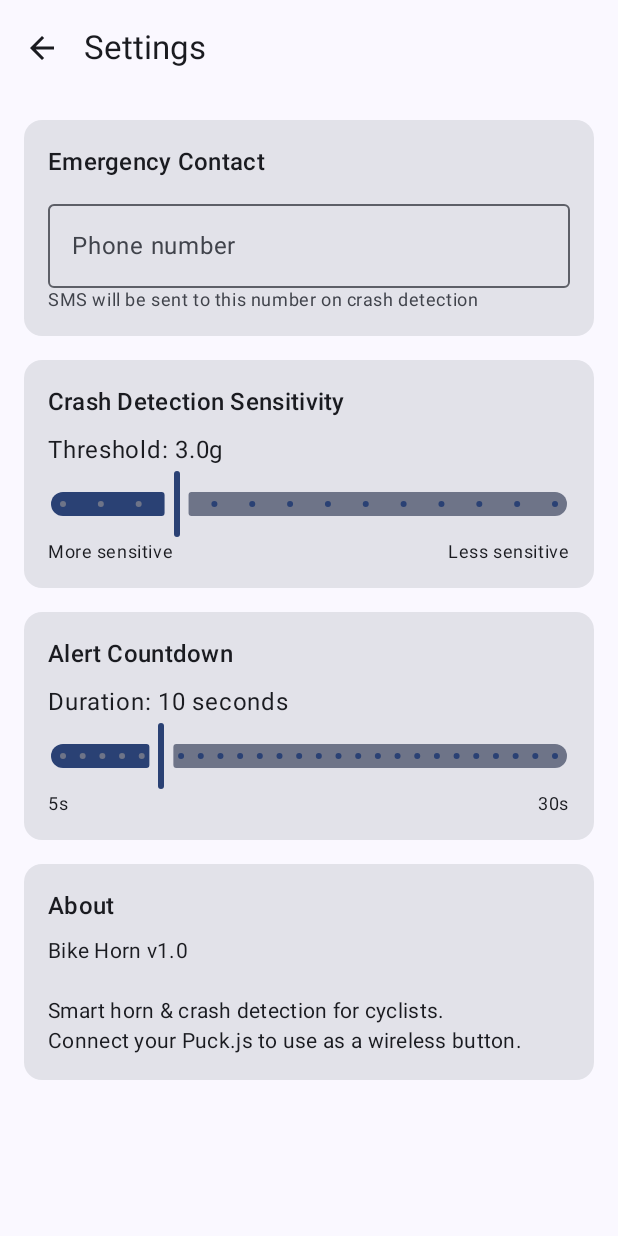
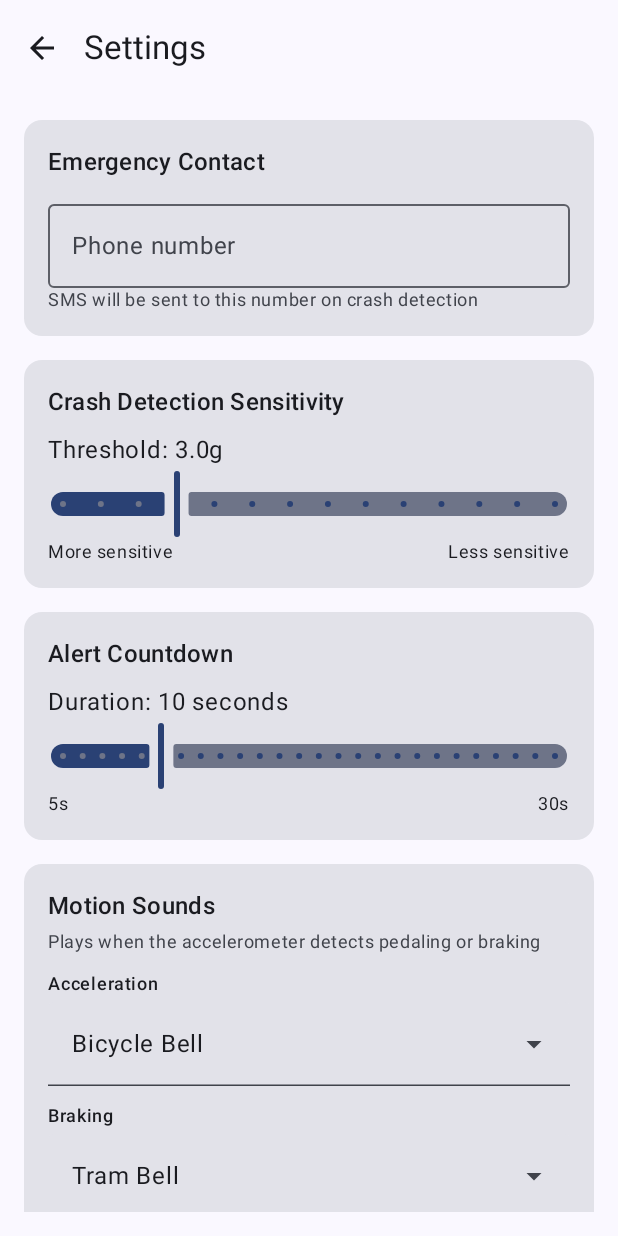
Before and after one commit to Jaroslav-dev/puck-js-bike-horn, an Android app built with Jetpack Compose: the screen it shows after launch (MainActivity), after a tap on "Settings", on a phone screen of 412 x 824 dp. Run offline under Robolectric (Android 15) with nearby library versions, the phone set to English and light mode, and no system bars; pictures from the network do not load; 2 statements that could not run were skipped.

Commit message:
Replace time-based press patterns with tap-count system and add motion sounds
Button patterns are now 1 tap, 2 taps, 3 taps, and long press (2s hold),
replacing the old short/long/very-long/repeated scheme. Tap counts are faster
to trigger in urgent situations on a bike. Also adds acceleration/braking sound
detection for Puck.js v2 (guarded so firmware works on v1 too), fixes the
invalid 12.5Hz accelerometer rate to 10Hz, and adds motion sound settings in
the Android app.

Co-Authored-By: Claude Sonnet 4.6 <noreply@anthropic.com>

```diff
--- a/android/app/src/main/java/com/bikehorn/app/data/PreferencesRepo.kt
+++ b/android/app/src/main/java/com/bikehorn/app/data/PreferencesRepo.kt
@@ -19,6 +19,9 @@ class PreferencesRepo(private val context: Context) {
         val EMERGENCY_CONTACT = stringPreferencesKey("emergency_contact")
         val CRASH_THRESHOLD = floatPreferencesKey("crash_threshold")
         val COUNTDOWN_DURATION = intPreferencesKey("countdown_duration")
+        // Motion detection sound assignments
+        val ACCELERATION_SOUND = intPreferencesKey("acceleration_sound")
+        val BRAKING_SOUND = intPreferencesKey("braking_sound")
         fun assignmentKey(pattern: ButtonPattern) =
             intPreferencesKey("assign_${pattern.name}")
     }
@@ -34,6 +37,8 @@ class PreferencesRepo(private val context: Context) {
             emergencyContact = prefs[Keys.EMERGENCY_CONTACT] ?: "",
             crashThreshold = prefs[Keys.CRASH_THRESHOLD] ?: 3.0f,
             countdownDuration = prefs[Keys.COUNTDOWN_DURATION] ?: 10,
+            accelerationSoundId = prefs[Keys.ACCELERATION_SOUND] ?: 1,
+            brakingSoundId = prefs[Keys.BRAKING_SOUND] ?: 2,
         )
     }
 
@@ -60,4 +65,16 @@ class PreferencesRepo(private val context: Context) {
             prefs[Keys.COUNTDOWN_DURATION] = seconds
         }
     }
+
+    suspend fun setAccelerationSound(soundId: Int) {
+        context.dataStore.edit { prefs ->
+            prefs[Keys.ACCELERATION_SOUND] = soundId
+        }
+    }
+
+    suspend fun setBrakingSound(soundId: Int) {
+        context.dataStore.edit { prefs ->
+            prefs[Keys.BRAKING_SOUND] = soundId
+        }
+    }
 }
--- a/android/app/src/main/java/com/bikehorn/app/data/models.kt
+++ b/android/app/src/main/java/com/bikehorn/app/data/models.kt
@@ -3,17 +3,17 @@ package com.bikehorn.app.data
 import com.bikehorn.app.R
 
 enum class ButtonPattern(val label: String) {
-    SHORT_PRESS("Short Press"),
-    LONG_PRESS("Long Press"),
-    VERY_LONG_PRESS("Very Long Press"),
-    REPEATED_PRESS("Repeated Press");
+    SINGLE_PRESS("1 Tap"),
+    DOUBLE_PRESS("2 Taps"),
+    TRIPLE_PRESS("3 Taps"),
+    LONG_PRESS("Long Press (2s)");
 
     companion object {
         fun fromEventType(type: String): ButtonPattern? = when (type) {
-            "short_press" -> SHORT_PRESS
+            "single_press" -> SINGLE_PRESS
+            "double_press" -> DOUBLE_PRESS
+            "triple_press" -> TRIPLE_PRESS
             "long_press" -> LONG_PRESS
-            "very_long_press" -> VERY_LONG_PRESS
-            "repeated_press" -> REPEATED_PRESS
             else -> null
         }
     }
@@ -39,12 +39,15 @@ data class SoundAssignment(
 
 data class AppSettings(
     val assignments: Map<ButtonPattern, Int> = mapOf(
-        ButtonPattern.SHORT_PRESS to 1,
-        ButtonPattern.LONG_PRESS to 2,
-        ButtonPattern.VERY_LONG_PRESS to 3,
-        ButtonPattern.REPEATED_PRESS to 3,
+        ButtonPattern.SINGLE_PRESS to 1,
+        ButtonPattern.DOUBLE_PRESS to 2,
+        ButtonPattern.TRIPLE_PRESS to 3,
+        ButtonPattern.LONG_PRESS to 4,
     ),
     val emergencyContact: String = "",
     val crashThreshold: Float = 3.0f,
     val countdownDuration: Int = 10,
+    // Sounds played when the accelerometer detects forward acceleration or braking
+    val accelerationSoundId: Int = 1,  // default: Bicycle Bell
+    val brakingSoundId: Int = 2,       // default: Tram Bell
 )
--- a/android/app/src/main/java/com/bikehorn/app/navigation/NavGraph.kt
+++ b/android/app/src/main/java/com/bikehorn/app/navigation/NavGraph.kt
@@ -64,6 +64,8 @@ fun NavGraph(
                 onEmergencyContactChange = viewModel::setEmergencyContact,
                 onCrashThresholdChange = viewModel::setCrashThreshold,
                 onCountdownDurationChange = viewModel::setCountdownDuration,
+                onAccelerationSoundChange = viewModel::setAccelerationSound,
+                onBrakingSoundChange = viewModel::setBrakingSound,
                 onBack = { navController.popBackStack() },
             )
         }
--- a/android/app/src/main/java/com/bikehorn/app/ui/screens/SettingsScreen.kt
+++ b/android/app/src/main/java/com/bikehorn/app/ui/screens/SettingsScreen.kt
@@ -14,7 +14,10 @@ import androidx.compose.foundation.verticalScroll
 import androidx.compose.material.icons.Icons
 import androidx.compose.material.icons.automirrored.filled.ArrowBack
 import androidx.compose.material3.Card
+import androidx.compose.material3.DropdownMenuItem
 import androidx.compose.material3.ExperimentalMaterial3Api
+import androidx.compose.material3.ExposedDropdownMenuBox
+import androidx.compose.material3.ExposedDropdownMenuDefaults
 import androidx.compose.material3.Icon
 import androidx.compose.material3.IconButton
 import androidx.compose.material3.MaterialTheme
@@ -22,12 +25,18 @@ import androidx.compose.material3.OutlinedTextField
 import androidx.compose.material3.Scaffold
 import androidx.compose.material3.Slider
 import androidx.compose.material3.Text
+import androidx.compose.material3.TextField
 import androidx.compose.material3.TopAppBar
 import androidx.compose.runtime.Composable
+import androidx.compose.runtime.getValue
+import androidx.compose.runtime.mutableStateOf
+import androidx.compose.runtime.remember
+import androidx.compose.runtime.setValue
 import androidx.compose.ui.Modifier
 import androidx.compose.ui.text.input.KeyboardType
 import androidx.compose.ui.unit.dp
 import com.bikehorn.app.data.AppSettings
+import com.bikehorn.app.data.BUNDLED_SOUNDS
 
 @OptIn(ExperimentalMaterial3Api::class)
 @Composable
@@ -36,6 +45,8 @@ fun SettingsScreen(
     onEmergencyContactChange: (String) -> Unit,
     onCrashThresholdChange: (Float) -> Unit,
     onCountdownDurationChange: (Int) -> Unit,
+    onAccelerationSoundChange: (Int) -> Unit,
+    onBrakingSoundChange: (Int) -> Unit,
     onBack: () -> Unit,
 ) {
     Scaffold(
@@ -137,6 +148,95 @@ fun SettingsScreen(
                 }
             }
 
+            // Motion Sounds
+            Card(modifier = Modifier.fillMaxWidth()) {
+                Column(modifier = Modifier.padding(16.dp)) {
+                    Text(
+                        "Motion Sounds",
+                        style = MaterialTheme.typography.titleMedium,
+                    )
+                    Spacer(Modifier.height(4.dp))
+                    Text(
+                        "Plays when the accelerometer detects pedaling or braking",
+                        style = MaterialTheme.typography.bodySmall,
+                        color = MaterialTheme.colorScheme.onSurfaceVariant,
+                    )
+                    Spacer(Modifier.height(12.dp))
+
+                    // Acceleration sound dropdown
+                    Text("Acceleration", style = MaterialTheme.typography.labelMedium)
+                    Spacer(Modifier.height(4.dp))
+                    val accelSound = BUNDLED_SOUNDS.find { it.id == settings.accelerationSoundId }
+                    var accelExpanded by remember { mutableStateOf(false) }
+                    ExposedDropdownMenuBox(
+                        expanded = accelExpanded,
+                        onExpandedChange = { accelExpanded = it },
+                        modifier = Modifier.fillMaxWidth(),
+                    ) {
+                        TextField(
+                            value = accelSound?.name ?: "Select sound",
+                            onValueChange = {},
+                            readOnly = true,
+                            trailingIcon = { ExposedDropdownMenuDefaults.TrailingIcon(accelExpanded) },
+                            modifier = Modifier
+                                .menuAnchor()
+                                .fillMaxWidth(),
+                        )
+                        ExposedDropdownMenu(
+                            expanded = accelExpanded,
+                            onDismissRequest = { accelExpanded = false },
+                        ) {
+                            BUNDLED_SOUNDS.forEach { sound ->
+                                DropdownMenuItem(
+                                    text = { Text(sound.name) },
+                                    onClick = {
+                                        onAccelerationSoundChange(sound.id)
+                                        accelExpanded = false
+                                    },
+                                )
+                            }
+                        }
+                    }
+
+                    Spacer(Modifier.height(12.dp))
+
+                    // Braking sound dropdown
+                    Text("Braking", style = MaterialTheme.typography.labelMedium)
+                    Spacer(Modifier.height(4.dp))
+                    val brakeSound = BUNDLED_SOUNDS.find { it.id == settings.brakingSoundId }
+                    var brakeExpanded by remember { mutableStateOf(false) }
+                    ExposedDropdownMenuBox(
+                        expanded = brakeExpanded,
+                        onExpandedChange = { brakeExpanded = it },
+                        modifier = Modifier.fillMaxWidth(),
+                    ) {
+                        TextField(
+                            value = brakeSound?.name ?: "Select sound",
+                            onValueChange = {},
+                            readOnly = true,
+                            trailingIcon = { ExposedDropdownMenuDefaults.TrailingIcon(brakeExpanded) },
+                            modifier = Modifier
+                                .menuAnchor()
+                                .fillMaxWidth(),
+                        )
+                        ExposedDropdownMenu(
+                            expanded = brakeExpanded,
+                            onDismissRequest = { brakeExpanded = false },
+                        ) {
+                            BUNDLED_SOUNDS.forEach { sound ->
+                                DropdownMenuItem(
+                                    text = { Text(sound.name) },
+                                    onClick = {
+                                        onBrakingSoundChange(sound.id)
+                                        brakeExpanded = false
+                                    },
+                                )
+                            }
+                        }
+                    }
+                }
+            }
+
             // About
             Card(modifier = Modifier.fillMaxWidth()) {
                 Column(modifier = Modifier.padding(16.dp)) {
```
Also changed, not shown: android/app/src/main/java/com/bikehorn/app/MainViewModel.kt (+32 -11 lines), android/app/src/main/java/com/bikehorn/app/ble/PuckJsProtocol.kt (+11 -6 lines), 2 other files.
